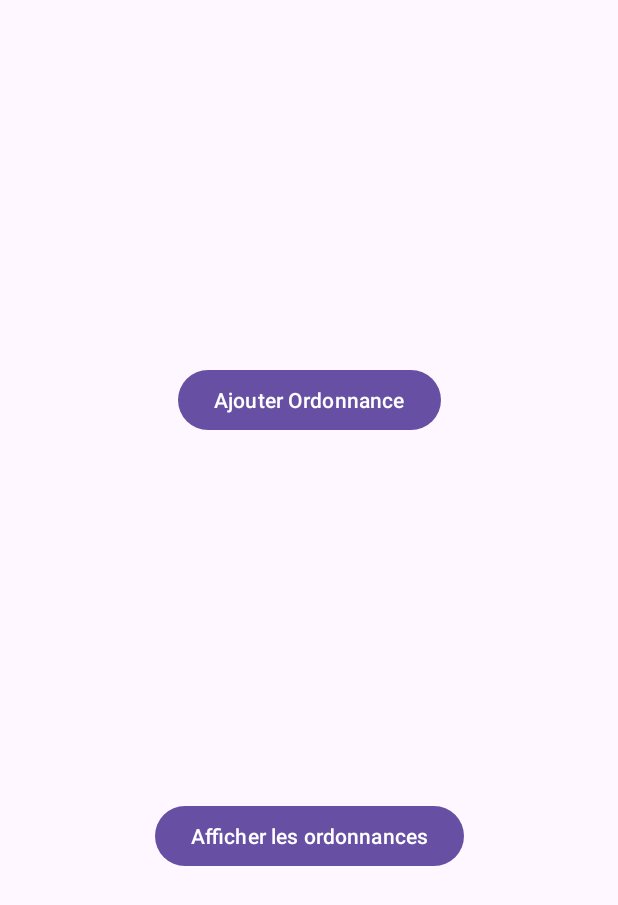
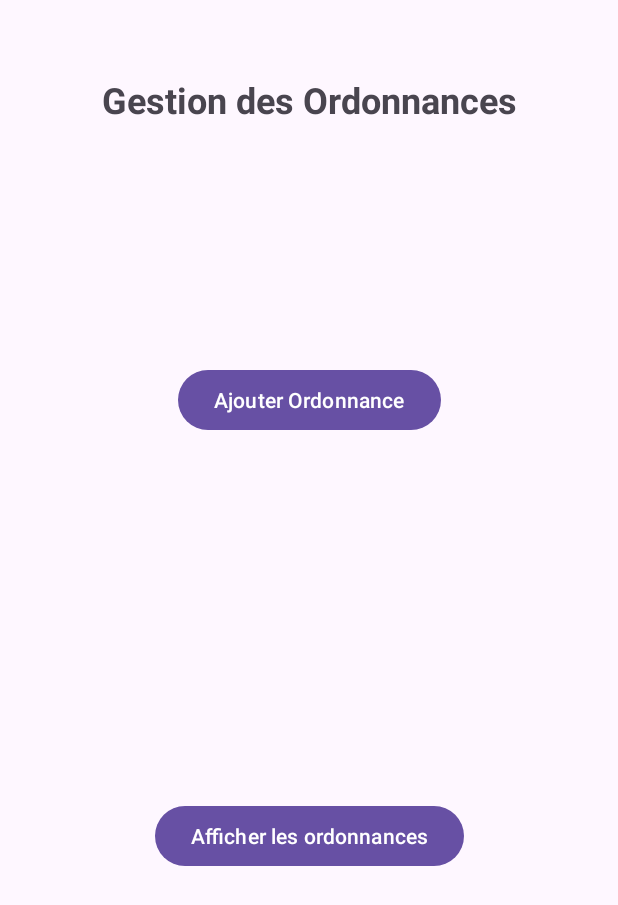
Before and after one commit to Alaa-Rami/Mobile_SAE5, an Android app: the screen it shows after launch (MainActivity), on a phone screen of 412 x 824 dp. Shown: the top 905 px of the screen. Run offline under Robolectric (Android 15) with nearby library versions, the phone set to English and light mode, and no system bars.

Commit message:
Dernieres modifications

```diff
--- a/AndroidStudioProjects/GestionOrdonnances2/app/src/main/java/tn/pharmacy/gestionordonnances2/AjouterOrdonnanceActivity.java
+++ b/AndroidStudioProjects/GestionOrdonnances2/app/src/main/java/tn/pharmacy/gestionordonnances2/AjouterOrdonnanceActivity.java
@@ -59,7 +59,7 @@ public class AjouterOrdonnanceActivity extends AppCompatActivity {
                 .add(ordonnance)
                 .addOnSuccessListener(documentReference -> {
                     Toast.makeText(AjouterOrdonnanceActivity.this, "Ordonnance ajoutée avec succès", Toast.LENGTH_SHORT).show();
-                    finish(); // Fermer l'activité après l'ajout
+                    finish();
                 })
                 .addOnFailureListener(e -> {
                     Toast.makeText(AjouterOrdonnanceActivity.this, "Erreur lors de l'ajout", Toast.LENGTH_SHORT).show();
--- a/AndroidStudioProjects/GestionOrdonnances2/app/src/main/java/tn/pharmacy/gestionordonnances2/entities/Ordonnance.java
+++ b/AndroidStudioProjects/GestionOrdonnances2/app/src/main/java/tn/pharmacy/gestionordonnances2/entities/Ordonnance.java
@@ -7,18 +7,18 @@ public class Ordonnance {
     private String date;
     private String medicaments;
 
-    // Constructeur sans paramètre (facultatif, mais souvent utilisé)
+
     public Ordonnance() {
     }
 
-    // Constructeur avec paramètres
+
     public Ordonnance(String patientName, String date, String medicaments) {
         this.patientName = patientName;
         this.date = date;
         this.medicaments = medicaments;
     }
 
-    // Getters et setters
+
 
     public String getId() {
         return id;
--- a/AndroidStudioProjects/GestionOrdonnances2/app/src/main/res/layout/activity_main.xml
+++ b/AndroidStudioProjects/GestionOrdonnances2/app/src/main/res/layout/activity_main.xml
@@ -8,8 +8,19 @@
     tools:context=".MainActivity">
 
 
+    <TextView
+        android:id="@+id/textViewTitle"
+        android:layout_width="wrap_content"
+        android:layout_height="wrap_content"
+        android:text="Gestion des Ordonnances"
+        android:textSize="24sp"
+        android:textStyle="bold"
+        app:layout_constraintEnd_toEndOf="parent"
+        app:layout_constraintStart_toStartOf="parent"
+        app:layout_constraintTop_toTopOf="parent"
+        android:layout_marginTop="50dp"
+        android:gravity="center"/>
 
-    <!-- Le bouton Ajouter Ordonnance -->
     <Button
         android:id="@+id/buttonAjouterOrdonnance"
         android:layout_width="wrap_content"
@@ -20,7 +31,7 @@
         app:layout_constraintStart_toStartOf="parent"
         app:layout_constraintTop_toTopOf="parent"/>
 
-    <!-- Le bouton Afficher Ordonnances -->
+
     <Button
         android:id="@+id/btnShowOrdonnances"
         android:layout_width="wrap_content"
--- a/AndroidStudioProjects/GestionOrdonnances2/app/src/main/res/layout/activity_ordonnance_list.xml
+++ b/AndroidStudioProjects/GestionOrdonnances2/app/src/main/res/layout/activity_ordonnance_list.xml
@@ -12,13 +12,13 @@
         android:padding="16dp"
         android:textSize="16sp" />
 
-    <!-- Spinner pour filtrer par date -->
+
     <Spinner
         android:id="@+id/dateFilterSpinner"
         android:layout_width="wrap_content"
         android:layout_height="wrap_content" />
 
-    <!-- Case à cocher pour filtrer par médicaments -->
+
     <CheckBox
         android:id="@+id/medicamentsFilterCheckBox"
         android:layout_width="wrap_content"
@@ -33,7 +33,7 @@
         android:layout_width="match_parent"
         android:layout_height="match_parent">
 
-        <!-- RecyclerView pour afficher la liste des ordonnances -->
+
         <androidx.recyclerview.widget.RecyclerView
             android:id="@+id/recyclerViewOrdonnances"
             android:layout_width="match_parent"
```
Also changed, not shown: AndroidStudioProjects/GestionOrdonnances2/app/src/main/res/layout/activity_modifier_ordonnance.xml (+4 -4 lines).
